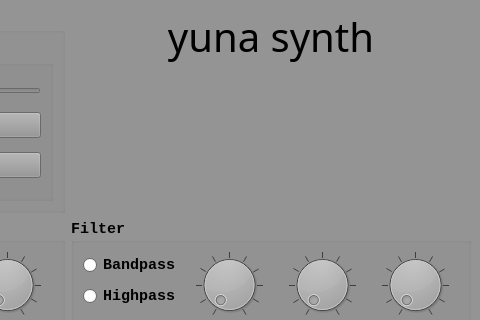
First picture: the form in src/mainwindow.ui, repository rluedek/qt-port-synth, before the edit; both pictures show x 449 to 929 and y 0 to 320 of the 929 by 551 pixel window.
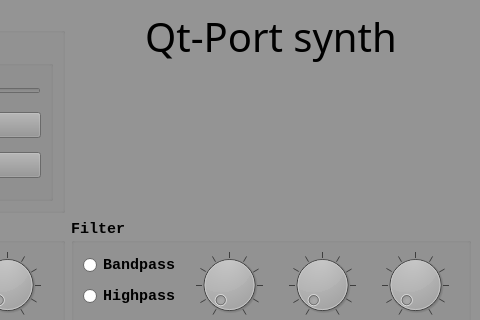
Second picture: the form after the edit.

Commit message: renamed project

The edit to the form file:
```diff
--- a/src/mainwindow.ui
+++ b/src/mainwindow.ui
@@ -1221,7 +1221,7 @@
        </font>
       </property>
       <property name="text">
-       <string>yuna synth</string>
+       <string>Qt-Port synth</string>
       </property>
       <property name="alignment">
        <set>Qt::AlignHCenter|Qt::AlignTop</set>
```
Left out of the diff: 2 changed lines with no effect on the pictures. The commit also changes 1 other file.
